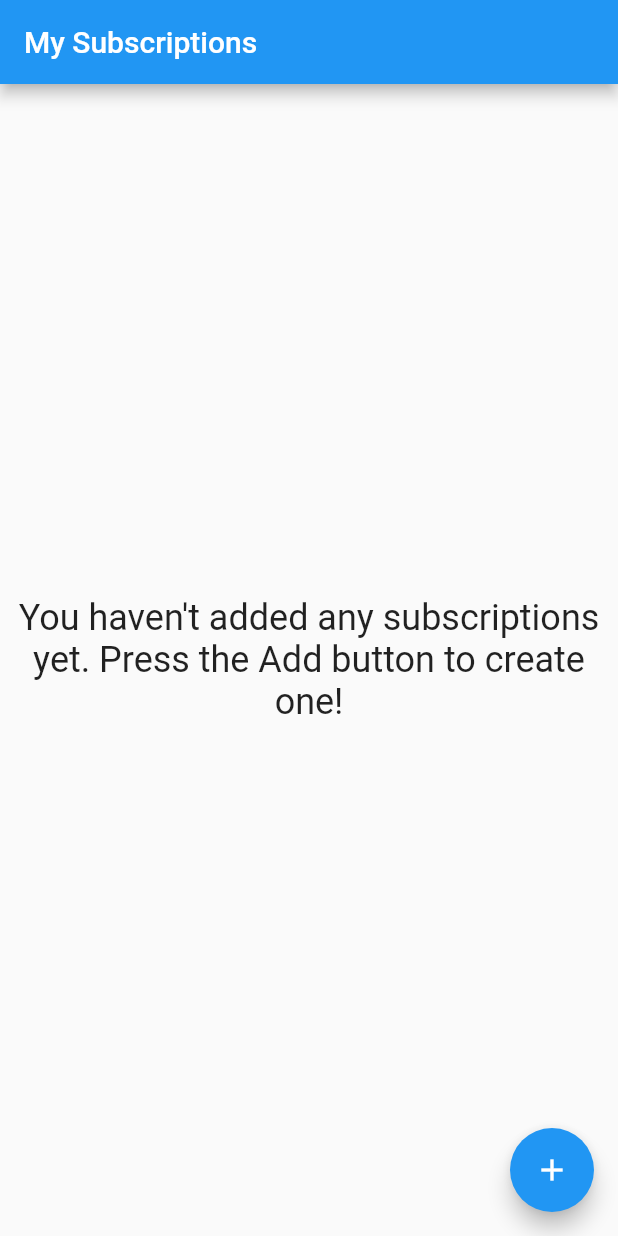
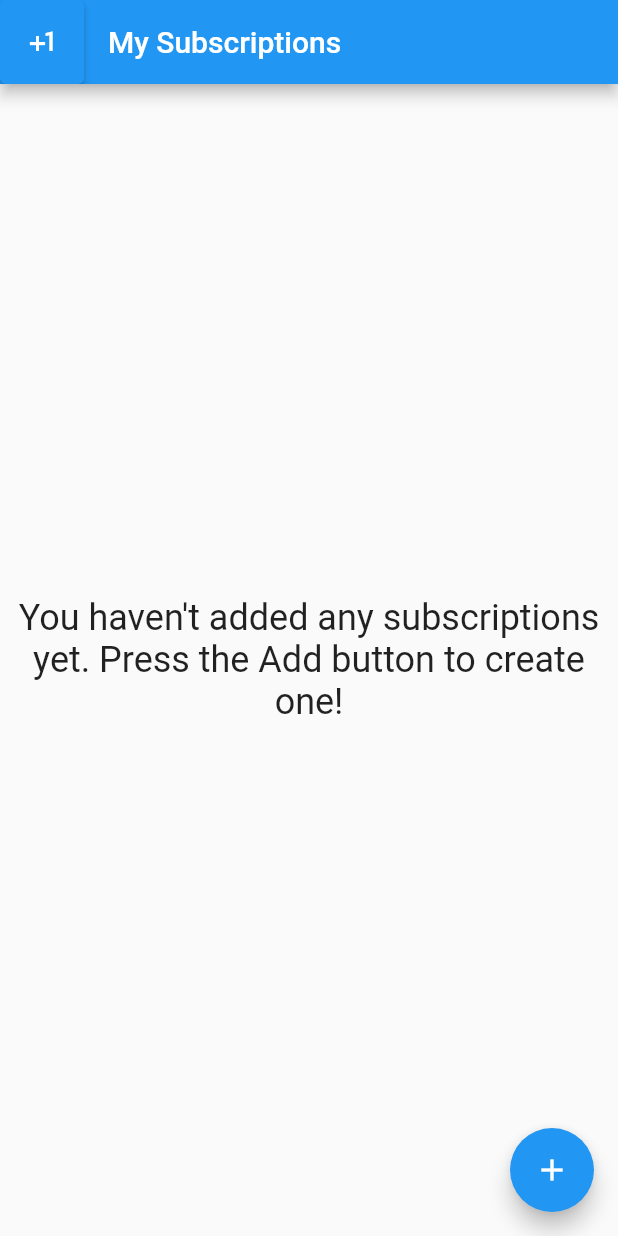
Before and after one commit to LanceHclaw/subscriptions_tracker, a Flutter app: the screen it shows after launch, on a phone screen of 412 x 824 dp. Run offline on Flutter 3.47's test engine with Material 2 defaults, Android fonts, the light colour scheme and no system bars; missing offline and left inert: localstore.

Commit message:
demo data persistence

```diff
--- /dev/null
+++ b/lib/data_persistence.dart
@@ -0,0 +1,43 @@
+import 'dart:developer';
+
+import 'package:flutter/material.dart';
+import 'package:localstore/localstore.dart';
+
+class DataPersistence extends StatelessWidget {
+  const DataPersistence({
+    super.key,
+    required this.db,
+  });
+
+  final Localstore db;
+
+  @override
+  Widget build(BuildContext context) {
+    return ElevatedButton(
+      onPressed: () => saveMultiple(),
+      onLongPress: (() async => log(await getData())),
+      child: const Icon(
+        Icons.plus_one,
+      ),
+    );
+  }
+
+  void saveMultiple(){
+    for (int i = 0; i < 10; i++){
+      saveElement('$i', 'this is my $i -th subscription');
+    }
+  }
+
+  void saveElement(String key, String data) {
+    db
+        .collection('subscriptions')
+        .doc(key)
+        .set({'title': 'data', 'random': 'randomwordsblahblah'});
+  }
+
+  Future<String> getData() async {
+    final data = await db.collection('subscriptions').get();
+    //debugPrint(data.toString());
+    return data.toString();
+  }
+}
--- a/lib/main.dart
+++ b/lib/main.dart
@@ -1,12 +1,16 @@
 import 'package:flutter/material.dart';
+import 'package:localstore/localstore.dart';
 import 'subscriptions_list.dart';
+import 'data_persistence.dart';
 
 void main() {
+  WidgetsFlutterBinding.ensureInitialized();
   runApp(MyApp());
 }
 
 class MyApp extends StatelessWidget {
   MyApp({super.key});
+  final db = Localstore.instance;
   final _key = GlobalKey<SubscriptionsListState>();
 
   @override
@@ -19,6 +23,7 @@ class MyApp extends StatelessWidget {
       home: Scaffold(
         appBar: AppBar(
           title: const Text("My Subscriptions"),
+          leading: DataPersistence(db: db),
         ),
         body: SubscriptionsList(key: _key),
         floatingActionButton: FloatingActionButton(
--- a/pubspec.yaml
+++ b/pubspec.yaml
@@ -36,6 +36,7 @@ dependencies:
   # The following adds the Cupertino Icons font to your application.
   # Use with the CupertinoIcons class for iOS style icons.
   cupertino_icons: ^1.0.2
+  localstore: ^1.3.4
 
 dev_dependencies:
   flutter_test:
```
Also changed, not shown: pubspec.lock, 1 other file.
